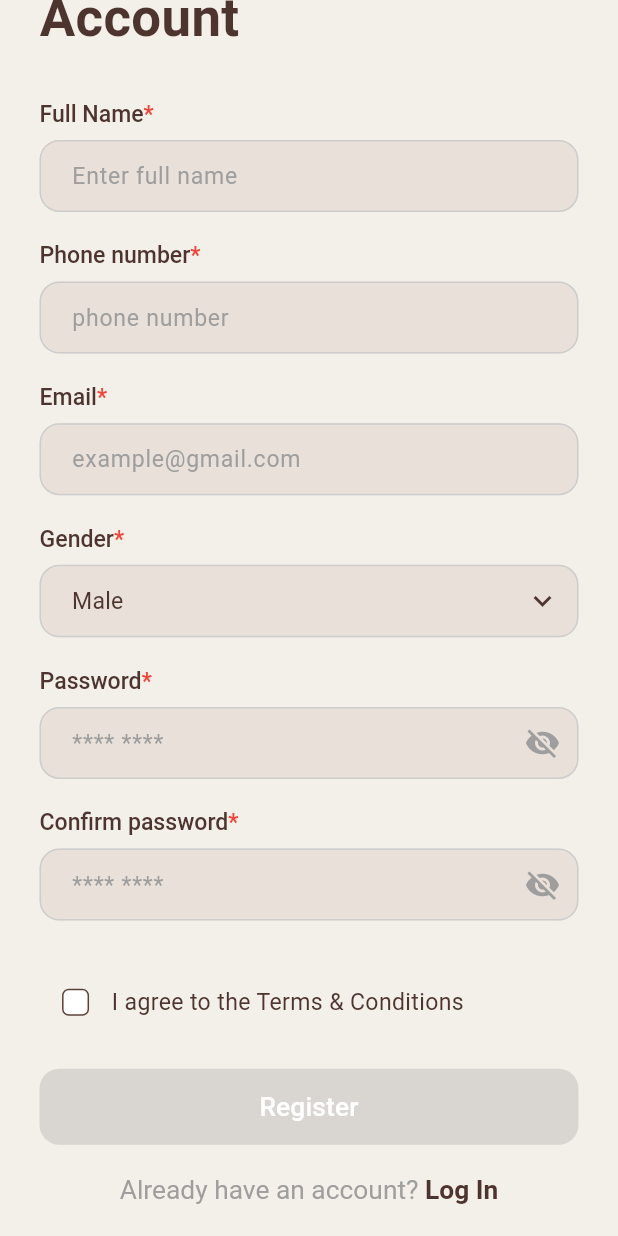
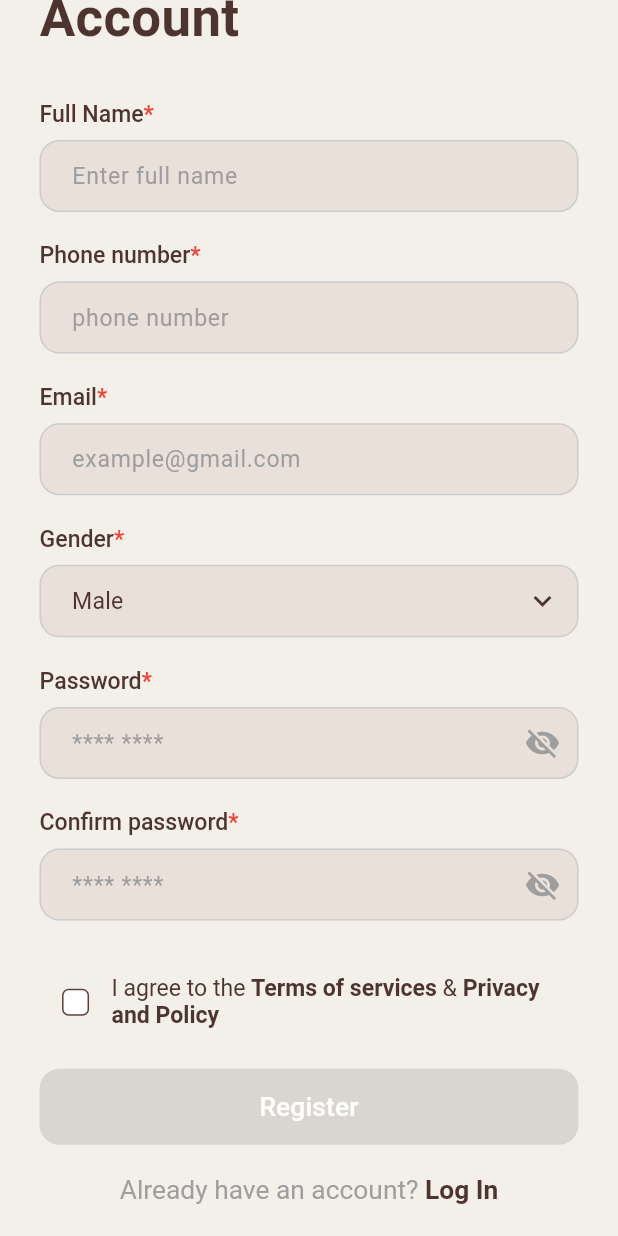
Before and after one commit to arafat593/George-Flutter, a Flutter app: the RegistrationView screen opened by its route, scrolled down 114 dp, on a phone screen of 412 x 824 dp. Run offline on Flutter 3.47's test engine with Material 3 defaults, Android fonts, the phone set to English and light mode, and no system bars; our stand-ins replace custom_refresh_indicator, dio, get, get_storage, image_picker, permission_handler and 2 more; accounts and stored records are empty; network calls fail; Roboto replaces fonts that are missing (Times New Roman).

Commit message:
auth part working

```diff
--- a/lib/app/modules/auth/log_in/views/log_in_view.dart
+++ b/lib/app/modules/auth/log_in/views/log_in_view.dart
@@ -30,6 +30,7 @@ class LogInView extends GetView<LogInController> {
 
               //Auth Option Text
               AuthOptions(
+                seconds: 0.obs,
                 titleText: "Don't have an account? ",
                 optionText: 'Sign Up',
                 onTap: () {
--- a/lib/app/modules/auth/registration/views/registration_view.dart
+++ b/lib/app/modules/auth/registration/views/registration_view.dart
@@ -32,6 +32,7 @@ class RegistrationView extends GetView<RegistrationController> {
 
               // Footer
               AuthOptions(
+                seconds: 0.obs,
                 titleText: 'Already have an account? ',
                 optionText: 'Log In',
                 onTap: () {
--- a/lib/app/modules/auth/registration/widgets/sign_up_form.dart
+++ b/lib/app/modules/auth/registration/widgets/sign_up_form.dart
@@ -1,3 +1,4 @@
+import 'package:flutter/gestures.dart';
 import 'package:flutter/material.dart';
 import 'package:george/app/modules/auth/registration/controllers/registration_controller.dart';
 import 'package:george/app/utils/app_size.dart';
@@ -16,7 +17,9 @@ class SignUpForm extends StatelessWidget {
 
   @override
   Widget build(BuildContext context) {
-    final controller = Get.putOrFind<RegistrationController>(() => RegistrationController());
+    return GetBuilder<RegistrationController>(
+      init: RegistrationController(),
+      builder: (controller) {
         return Form(
           key: controller.formKey,
           child: Column(
@@ -157,10 +160,41 @@ class SignUpForm extends StatelessWidget {
               Obx(
                 () => Row(
                   children: [
-                CustomCheckBox(value: controller.isTermsAccepted.value, onChanged: (v) => controller.isTermsAccepted.value = v ?? false),
-                GestureDetector(
-                  child: Text('I agree to the Terms & Conditions', style: AppTextStyles.regular(14, color: AppColors.headlineColor)),
-                  onTap: () => Get.toNamed(Routes.termsConditions),
+                    CustomCheckBox(
+                      value: controller.isTermsAccepted.value,
+                      onChanged: (v) {
+                        if (!controller.isLoading.value) {
+                          controller.isTermsAccepted.value = v ?? false;
+                        }
+                      },
+                    ),
+
+                    Flexible(
+                      child: RichText(
+                        text: TextSpan(
+                          text: "I agree to the ",
+                          style: AppTextStyles.regular(14, color: AppColors.headlineColor),
+                          children: [
+                            TextSpan(
+                              text: "Terms of services",
+                              style: AppTextStyles.bold(14, color: AppColors.headlineColor),
+                              recognizer: TapGestureRecognizer()
+                                ..onTap = () {
+                                  Get.toNamed(Routes.termsConditions);
+                                },
+                            ),
+                            TextSpan(text: " & "),
+                            TextSpan(
+                              text: "Privacy and Policy",
+                              style: AppTextStyles.bold(14, color: AppColors.headlineColor),
+                              recognizer: TapGestureRecognizer()
+                                ..onTap = () {
+                                  Get.toNamed(Routes.termsConditions);
+                                },
+                            ),
+                          ],
+                        ),
+                      ),
                     ),
                   ],
                 ),
@@ -170,12 +204,15 @@ class SignUpForm extends StatelessWidget {
               // Register Button
               Obx(
                 () => CustomElevetedButton(
-              buttonText: 'Register',
+                  buttonText: controller.isLoading.value ? "Loading.." : 'Register',
                   onTap: controller.isTermsAccepted.value
                       ? () {
-                      if (controller.formKey.currentState?.validate() ?? false) {
-                        Get.toNamed(Routes.recoveryOtp, arguments: {'isRegistering': true});
+                          if (!controller.isLoading.value) {
+                            controller.signUp();
                           }
+                          // if (controller.formKey.currentState?.validate() ?? false) {
+                          //   Get.toNamed(Routes.recoveryOtp, arguments: {'isRegistering': true});
+                          // }
                         }
                       : null,
                 ),
@@ -183,5 +220,7 @@ class SignUpForm extends StatelessWidget {
             ],
           ),
         );
+      },
+    );
   }
 }
--- a/lib/app/widgets/auth_option_text.dart
+++ b/lib/app/widgets/auth_option_text.dart
@@ -1,20 +1,18 @@
 import 'package:flutter/material.dart';
 import 'package:george/app/data/app_colors.dart';
 import 'package:george/app/data/app_text_styles.dart';
+import 'package:get/get.dart';
 
 class AuthOptions extends StatelessWidget {
-  const AuthOptions({
-    super.key,
-    this.onTap,
-    required this.titleText,
-    required this.optionText,
-  });
+  const AuthOptions({super.key, this.onTap, required this.titleText, required this.optionText, required this.seconds});
   final Function()? onTap;
   final String titleText, optionText;
+  final RxInt seconds;
 
   @override
   Widget build(BuildContext context) {
-    return Center(
+    return Obx(
+      () => Center(
         child: GestureDetector(
           onTap: onTap,
           child: RichText(
@@ -24,9 +22,10 @@ class AuthOptions extends StatelessWidget {
               children: [
                 TextSpan(
                   text: optionText,
-                style: AppTextStyles.bold(16, color: AppColors.headlineColor),
+                  style: AppTextStyles.bold(16, color: seconds.value <= 0 ? AppColors.headlineColor : Colors.grey),
                 ),
               ],
+            ),
           ),
         ),
       ),
```
Also changed, not shown: lib/app/modules/auth/recovery_otp/controllers/recovery_otp_controller.dart (+47 -0 lines), lib/app/modules/auth/recovery_otp/views/recovery_otp_view.dart (+10 -16 lines), lib/app/modules/auth/recovery_otp/widgets/otp_textfield.dart (+20 -15 lines), lib/app/modules/auth/registration/controllers/registration_controller.dart (+5 -2 lines), lib/repository/auth_repository.dart (+8 -3 lines), lib/services/api/api.dart (+5 -3 lines), lib/services/api/api_services.dart (+14 -53 lines), 2 other files. Lines whose indentation alone changed are shown as unchanged.
